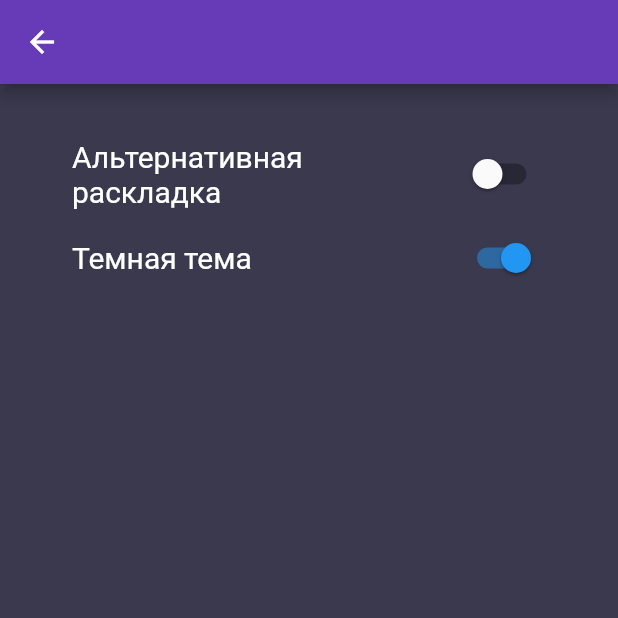
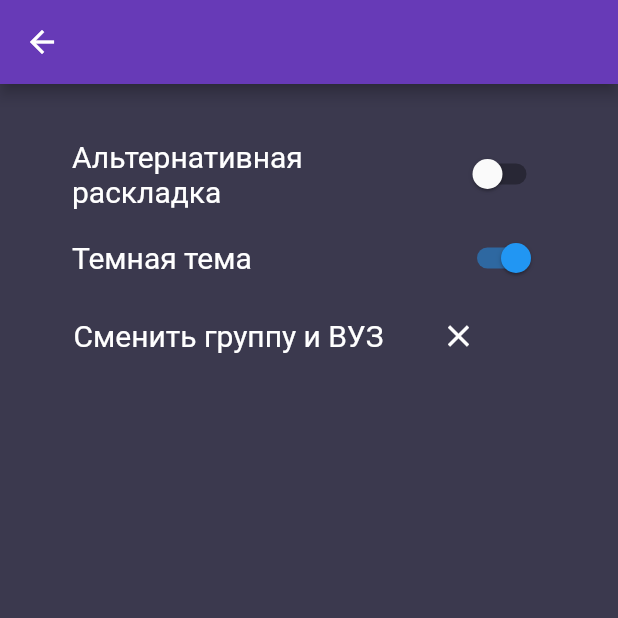
Before and after one commit to SadMinotaur/Dart-Schedule, a Flutter app: the MyApp screen opened directly, after a tap on the "settings" icon, on a phone screen of 412 x 824 dp, the top half of it. Run offline on Flutter 3.47's test engine with Material 2 defaults, Android fonts, the phone set to English and light mode, and no system bars; our stand-ins replace parse_server_sdk, shared_preferences, sqflite; accounts and stored records are empty.

```diff
--- a/lib/MyApp.dart
+++ b/lib/MyApp.dart
@@ -21,7 +21,7 @@ part 'data/Data.dart';
 
 part 'app/MainState.dart';
 
-part 'app/AddLe.dart';
+part 'app/AddLesson.dart';
 
 part 'app/Settings.dart';
 
--- a/lib/app/Cards.dart
+++ b/lib/app/Cards.dart
@@ -1,5 +1,6 @@
 part of app;
 
+// ignore: must_be_immutable
 class Cards extends StatelessWidget {
   final List<Widget> list = List();
   MainState state;
--- a/lib/app/Settings.dart
+++ b/lib/app/Settings.dart
@@ -1,11 +1,20 @@
 part of app;
 
+// ignore: must_be_immutable
 class Settings extends StatefulWidget {
+  MainState state;
+
+  Settings(this.state);
+
   @override
-  SettingsC createState() => SettingsC();
+  SettingsC createState() => SettingsC(state);
 }
 
 class SettingsC extends State<Settings> {
+  MainState state;
+
+  SettingsC(this.state);
+
   void changeLayout(bool value) {
     setState(() {
       saveLayout(value);
@@ -41,6 +50,31 @@ class SettingsC extends State<Settings> {
                 value: _theme,
                 onChanged: changeTheme,
                 title: Text('Темная тема', style: _colors.currentStyle)),
-            ])));
+            Container(
+                padding: EdgeInsets.only(left: 17),
+                child: Row(
+                  children: <Widget>[
+                    Text(
+                      "Сменить группу и ВУЗ",
+                      style: _colors.currentStyle,
+                    ),
+                    Padding(padding: EdgeInsets.only(left: 22)),
+                    IconButton(
+                        alignment: Alignment.centerRight,
+                        icon: Icon(
+                          Icons.clear,
+                          color: Colors.white,
+                        ),
+                        onPressed: () {
+                          _university = null;
+                          saveUniversity(null);
+                          _group = null;
+                          saveGroup(null);
+                          state.sync(_key);
+                        }),
+                  ],
+                ))
+          ]),
+        ));
   }
 }
```
Also changed, not shown: lib/app/AddLesson.dart (renamed from lib/app/AddLe.dart, +29 -15 lines), lib/app/ChooseState.dart (+53 -0 lines), lib/app/MainState.dart (+13 -13 lines). Lines whose indentation alone changed are shown as unchanged.
